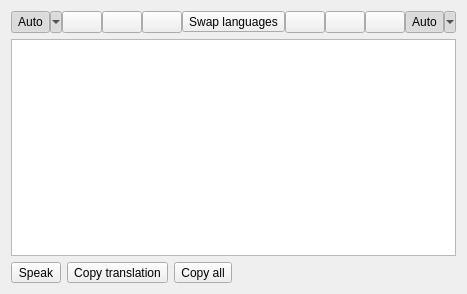
Qt form src/popupwindow.ui (crow-translate/crow-translate) before a commit.
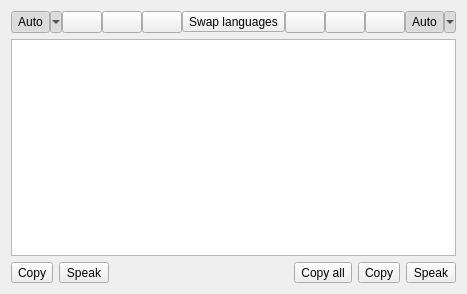
The same form after that commit. Icons and pictures are not drawn.

Commit message: Add more buttons to the pop-up window and improve buttons tooltips

Diff of the .ui file:
```diff
--- a/src/popupwindow.ui
+++ b/src/popupwindow.ui
@@ -256,14 +256,11 @@
         <string>Speak</string>
        </property>
        <property name="text">
-        <string>Speak</string>
+        <string>Copy</string>
        </property>
        <property name="icon">
         <iconset theme="text-speak"/>
        </property>
-       <property name="toolButtonStyle">
-        <enum>Qt::ToolButtonFollowStyle</enum>
-       </property>
       </widget>
      </item>
      <item>
@@ -272,23 +269,10 @@
         <string>Copy only translation without formatting</string>
        </property>
        <property name="text">
-        <string>Copy translation</string>
+        <string>Speak</string>
        </property>
        <property name="icon">
-        <iconset theme="edit-copy"/>
-       </property>
-      </widget>
-     </item>
-     <item>
-      <widget class="QToolButton" name="copyAllButton">
-       <property name="toolTip">
-        <string>Copy all text from the field with formatting</string>
-       </property>
-       <property name="text">
-        <string>Copy all</string>
-       </property>
-       <property name="icon">
-        <iconset theme="document-export">
+        <iconset theme="text-speak">
          <normaloff>.</normaloff>.</iconset>
        </property>
        <property name="toolButtonStyle">
@@ -309,6 +293,51 @@
        </property>
       </spacer>
      </item>
+     <item>
+      <widget class="QToolButton" name="translationCopyAllButton">
+       <property name="toolTip">
+        <string>Copy all translation data to the clipboard</string>
+       </property>
+       <property name="text">
+        <string>Copy all</string>
+       </property>
+       <property name="icon">
+        <iconset theme="document-export">
+         <normaloff>.</normaloff>.</iconset>
+       </property>
+       <property name="toolButtonStyle">
+        <enum>Qt::ToolButtonFollowStyle</enum>
+       </property>
+      </widget>
+     </item>
+     <item>
+      <widget class="QToolButton" name="translationCopyButton">
+       <property name="toolTip">
+        <string>Copy the translation to the clipboard</string>
+       </property>
+       <property name="text">
+        <string>Copy</string>
+       </property>
+       <property name="icon">
+        <iconset theme="edit-copy">
+         <normaloff>.</normaloff>.</iconset>
+       </property>
+      </widget>
+     </item>
+     <item>
+      <widget class="QToolButton" name="translationSayButton">
+       <property name="toolTip">
+        <string>Speak the translation text</string>
+       </property>
+       <property name="text">
+        <string>Speak</string>
+       </property>
+       <property name="icon">
+        <iconset theme="text-speak">
+         <normaloff>.</normaloff>.</iconset>
+       </property>
+      </widget>
+     </item>
     </layout>
    </item>
   </layout>
```
Left out of the diff: 11 changed lines with no effect on the pictures. The commit also changes 5 other files.
